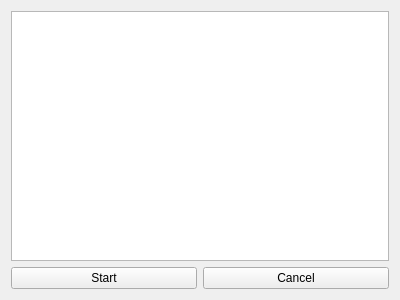
Above: Tasks/Omni/MainLearnWidget.ui from wtom76/ML before the change. Below: the same form after it.
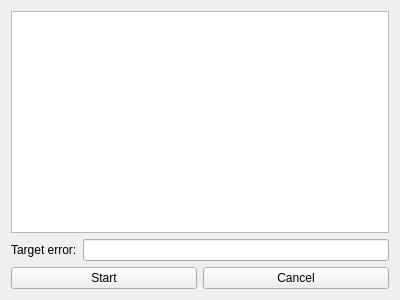
That is the form after the change.

```diff
--- a/Tasks/Omni/MainLearnWidget.ui
+++ b/Tasks/Omni/MainLearnWidget.ui
@@ -17,14 +17,32 @@
    <item row="0" column="0" colspan="2">
     <widget class="QTableView" name="train_progress_view_"/>
    </item>
-   <item row="1" column="0">
+   <item row="1" column="0" colspan="2">
+    <layout class="QHBoxLayout" name="horizontalLayout">
+     <item>
+      <widget class="QLabel" name="label">
+       <property name="text">
+        <string>Target error:</string>
+       </property>
+      </widget>
+     </item>
+     <item>
+      <widget class="QLineEdit" name="target_error_">
+       <property name="alignment">
+        <set>Qt::AlignRight|Qt::AlignTrailing|Qt::AlignVCenter</set>
+       </property>
+      </widget>
+     </item>
+    </layout>
+   </item>
+   <item row="2" column="0">
     <widget class="QPushButton" name="start_btn_">
      <property name="text">
       <string>Start</string>
      </property>
     </widget>
    </item>
-   <item row="1" column="1">
+   <item row="2" column="1">
     <widget class="QPushButton" name="cancel_btn_">
      <property name="text">
       <string>Cancel</string>
```
